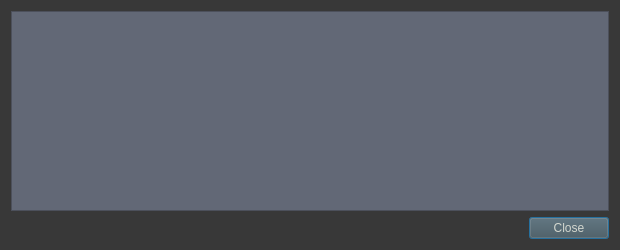
Old version of the form src/qt/forms/transactiondescdialog.ui in the repository xCryptoCash/veles.
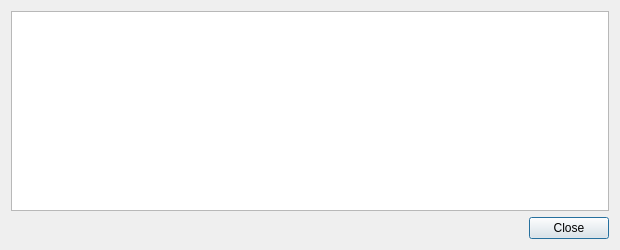
New version of the form.

```diff
--- a/src/qt/forms/transactiondescdialog.ui
+++ b/src/qt/forms/transactiondescdialog.ui
@@ -13,20 +13,12 @@
   <property name="windowTitle">
    <string notr="true">Transaction details</string>
   </property>
-  <property name="styleSheet">
-   <string notr="true">background-color:rgb(56, 56, 56)</string>
-  </property>
   <layout class="QVBoxLayout" name="verticalLayout">
    <item>
     <widget class="QTextEdit" name="detailText">
      <property name="toolTip">
       <string>This pane shows a detailed description of the transaction</string>
      </property>
-     <property name="styleSheet">
-      <string notr="true">background-color:rgb(98, 104, 118);
-color:rgb(211, 215, 207);
-font: &quot;Uroob&quot;;</string>
-     </property>
      <property name="readOnly">
       <bool>true</bool>
      </property>
@@ -34,11 +26,6 @@
    </item>
    <item>
     <widget class="QDialogButtonBox" name="buttonBox">
-     <property name="styleSheet">
-      <string notr="true">background-color:rgb(70, 81, 86);
-color:rgb(211, 215, 207);
-font: 75 12pt &quot;Uroob&quot;;</string>
-     </property>
      <property name="orientation">
       <enum>Qt::Horizontal</enum>
      </property>
```
